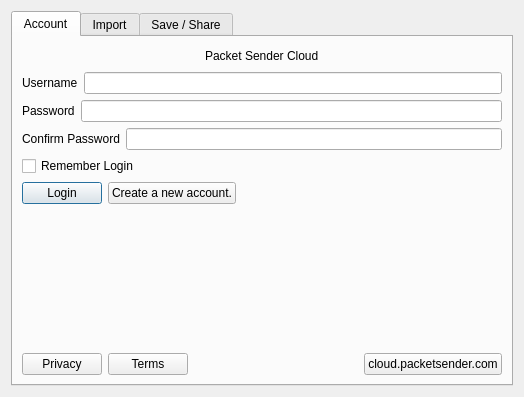
The window that src/cloudui.ui (dannagle/PacketSender) describes before a commit, drawn with Qt 5.
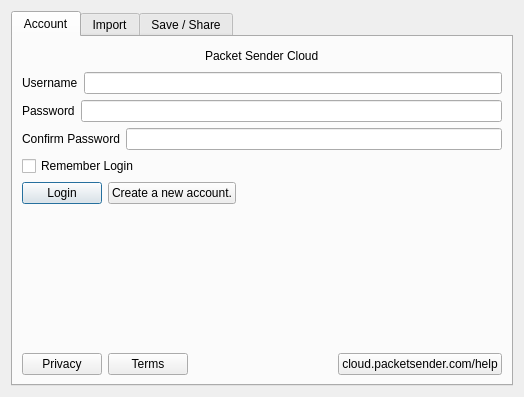
The same window after the commit. The open tabs and pages were chosen to show the change. Icons and pictures are not drawn.

Commit message: updated cloud help link

What changed in the file:
```diff
--- a/src/cloudui.ui
+++ b/src/cloudui.ui
@@ -211,7 +211,7 @@
          <item>
           <widget class="QPushButton" name="cloudLinkButton">
            <property name="text">
-            <string>cloud.packetsender.com</string>
+            <string>cloud.packetsender.com/help</string>
            </property>
           </widget>
          </item>
```
Left out of the diff: 2 changed lines with no effect on the pictures. The commit also changes 1 other file.
